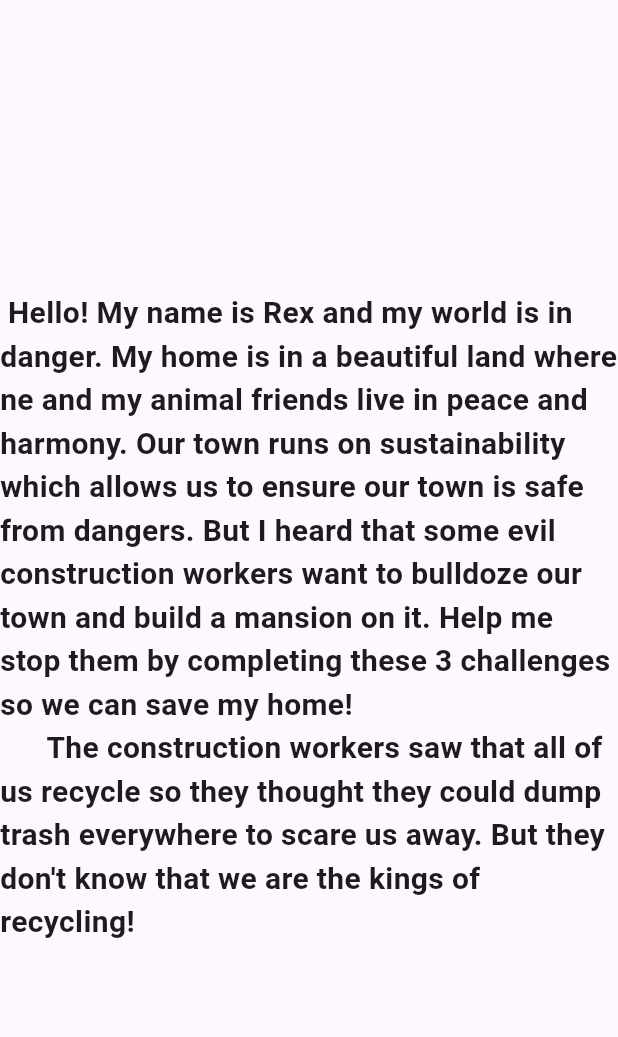
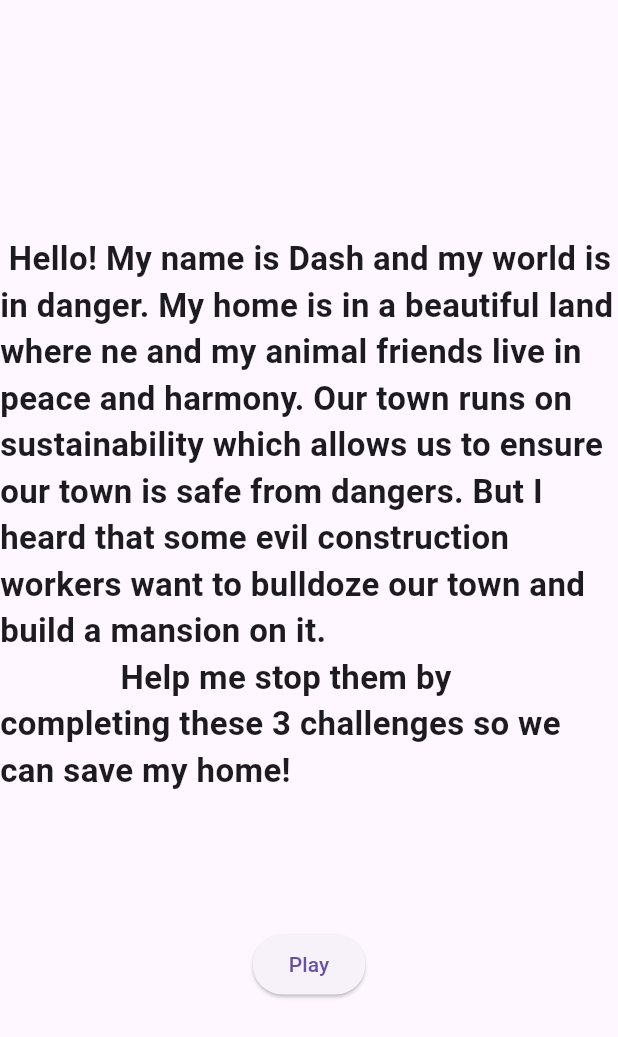
Before and after one commit to PurpleFlower436/Green_Guardians, a Flutter app: the screen it shows after launch, after a tap on "Play", on a phone screen of 412 x 824 dp. Shown: the top 1037 px of the screen. Run offline on Flutter 3.47's test engine with Material 3 defaults, Android fonts, the phone set to English and light mode, and no system bars.

Commit message:
Reformatted story introduction screen

```diff
--- a/rexs_world/lib/main.dart
+++ b/rexs_world/lib/main.dart
@@ -16,8 +16,7 @@ class MyApp extends StatelessWidget {
     return MaterialApp(
       home: titleScreen(),
     );
-
-}
+  }
 }
 
 
--- a/rexs_world/lib/screens/beg_of_story.dart
+++ b/rexs_world/lib/screens/beg_of_story.dart
@@ -1,23 +1,36 @@
 // ignore_for_file: camel_case_types, prefer_const_constructors
 
 import 'package:flutter/material.dart';
+import 'package:rexs_world/screens/recycle_sorter.dart';
 
 class beg_of_story extends StatelessWidget {
   const beg_of_story({super.key});
 
   @override
   Widget build(BuildContext context) {
-    // ignore: prefer_const_constructors
     return Scaffold(
-      body: Center(
-        child: Align(
-          alignment: Alignment.center,
-          child: Text(
-            """ Hello! My name is Rex and my world is in danger. My home is in a beautiful land where ne and my animal friends live in peace and harmony. Our town runs on sustainability which allows us to ensure our town is safe from dangers. But I heard that some evil construction workers want to bulldoze our town and build a mansion on it. Help me stop them by completing these 3 challenges so we can save my home!
-      The construction workers saw that all of us recycle so they thought they could dump trash everywhere to scare us away. But they don't know that we are the kings of recycling! """,
-            style: TextStyle(fontSize: 20, fontWeight: FontWeight.bold),
+      body: Column(
+        mainAxisAlignment: MainAxisAlignment.center,
+        children: [
+          Center(
+            child: Text(
+              """ Hello! My name is Dash and my world is in danger. My home is in a beautiful land where ne and my animal friends live in peace and harmony. Our town runs on sustainability which allows us to ensure our town is safe from dangers. But I heard that some evil construction workers want to bulldoze our town and build a mansion on it.
+              Help me stop them by completing these 3 challenges so we can save my home!""",
+              style: TextStyle(
+                fontSize: 22,
+                fontWeight: FontWeight.bold,
+              ),
+            ),
           ),
-        ),
+          SizedBox(height: 90),
+          ElevatedButton(
+            onPressed: () {
+              Navigator.push(context,
+                  MaterialPageRoute(builder: (context) => recycleSorter()));
+            },
+            child: Text("Play"),
+          ),
+        ],
       ),
     );
   }
--- /dev/null
+++ b/rexs_world/lib/screens/recycle_sorter.dart
@@ -0,0 +1,10 @@
+import 'package:flutter/material.dart';
+
+class recycleSorter extends StatelessWidget {
+  const recycleSorter({super.key});
+
+  @override
+  Widget build(BuildContext context) {
+    return Scaffold();
+  }
+}
--- a/rexs_world/lib/screens/title_screen.dart
+++ b/rexs_world/lib/screens/title_screen.dart
@@ -12,14 +12,16 @@ class titleScreen extends StatelessWidget {
       body: Column(
         mainAxisAlignment: MainAxisAlignment.center,
         children: [
-          Text(
-            "Rexs World",
-            style: TextStyle(
-              fontSize: 40,
-              fontWeight: FontWeight.bold,
+          Center(
+            child: Text(
+              "Rexs World",
+              style: TextStyle(
+                fontSize: 40,
+                fontWeight: FontWeight.bold,
+              ),
             ),
           ),
-          SizedBox(height: 20),
+          SizedBox(height: 160),
           ElevatedButton(
             onPressed: () {
               Navigator.push(context,
--- a/rexs_world/pubspec.yaml
+++ b/rexs_world/pubspec.yaml
@@ -30,6 +30,7 @@ environment:
 dependencies:
   flutter:
     sdk: flutter
+
 
 
   # The following adds the Cupertino Icons font to your application.
```
